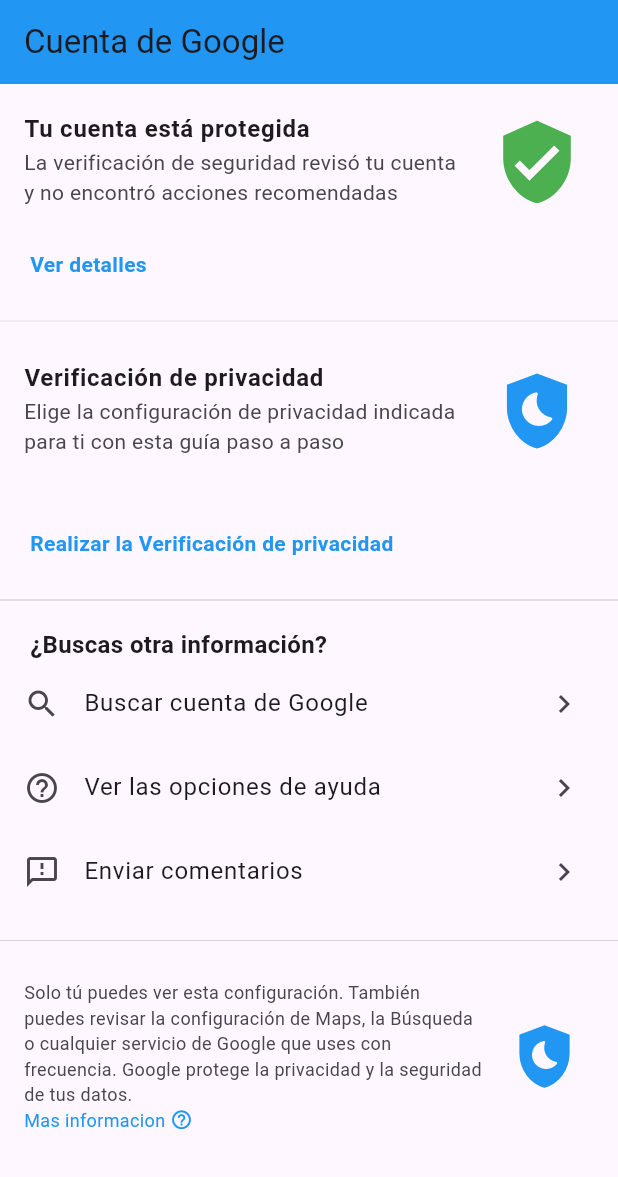
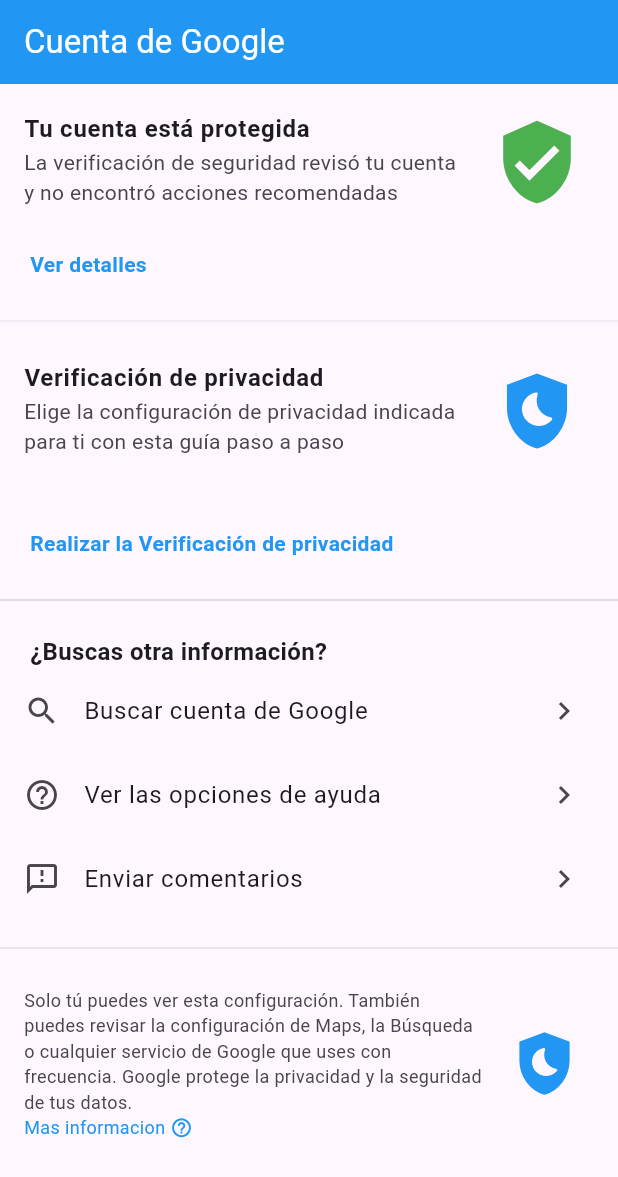
Before and after one commit to DarlanP17/Cuenta_de_Google_Tarea_1.2, a Flutter app: the screen it shows after launch, on a phone screen of 412 x 824 dp. Shown: the top 1177 px of the screen. Run offline on Flutter 3.47's test engine with Material 3 defaults, Android fonts, the phone set to English and light mode, and no system bars.

Commit message:
Modificacion de color del texto del Appbar

```diff
--- a/tarea_1_2/lib/home_page.dart
+++ b/tarea_1_2/lib/home_page.dart
@@ -8,7 +8,8 @@ class HomePage extends StatelessWidget {
     return Scaffold(
       appBar: AppBar(
           backgroundColor: Colors.blue,
-          title: const Text('Cuenta de Google'),
+          title: const Text('Cuenta de Google',
+          style: TextStyle(color: Colors.white),),
           ),
           body: const Column(
             children: [
@@ -67,7 +68,7 @@ class HomePage extends StatelessWidget {
                 ),
               SizedBox(height: 20,),
               Divider(thickness: 0.7,),
-              SizedBox(height: 10,),
+              SizedBox(height: 15,),
               Row(
                 children: [
                   Padding(padding: EdgeInsets.all(10)),
```
